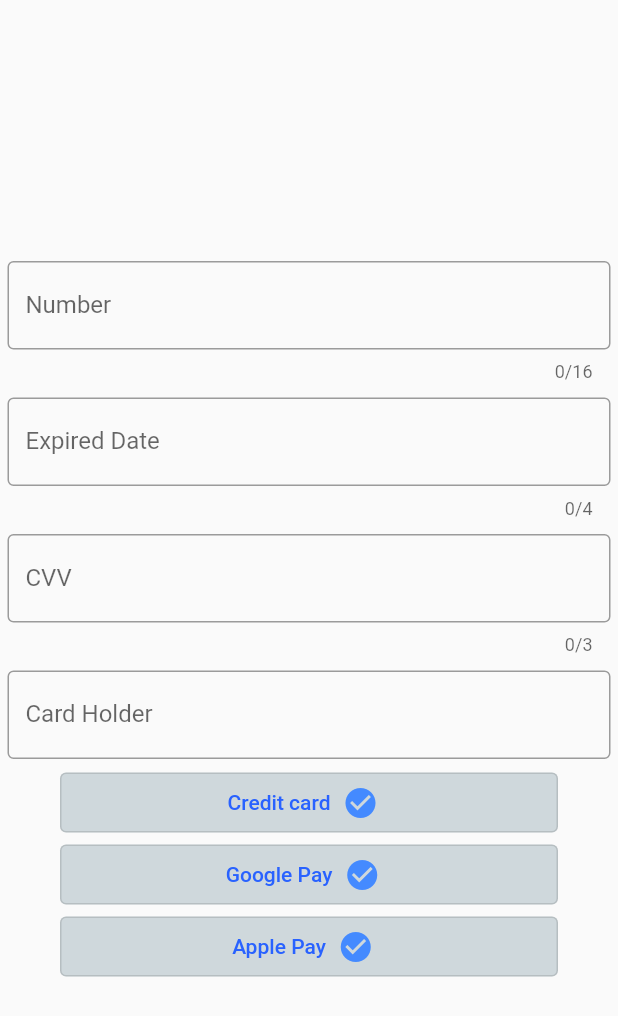
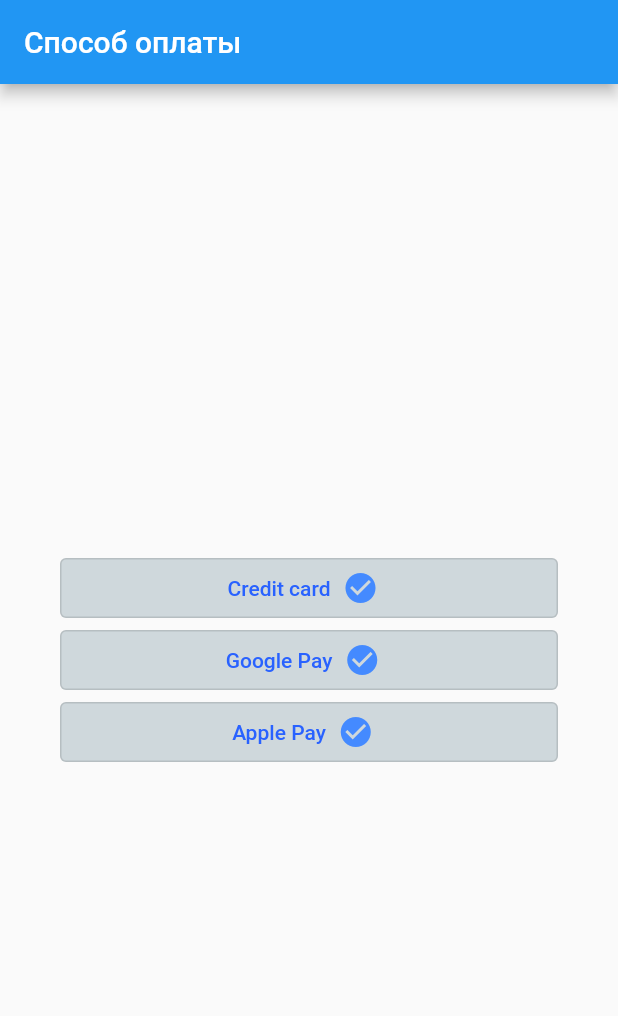
Before and after one commit to MobyteDev/payment_flutter, a Flutter app: the screen it shows after launch, on a phone screen of 412 x 824 dp. Shown: the top 1016 px of the screen. Run offline on Flutter 3.47's test engine with Material 2 defaults, Android fonts, the phone set to English and light mode, and no system bars; our stand-ins replace flutter_bloc, flutter_credit_card, mask_text_input_formatter.

```diff
--- a/lib/main.dart
+++ b/lib/main.dart
@@ -1,4 +1,5 @@
 import 'package:flutter/material.dart';
+import 'package:payment_template/src/features/payment/ui/payment_credit_card_page.dart';
 import 'package:payment_template/src/features/payment/ui/payment_page.dart';
 
 void main() => runApp(
@@ -10,9 +11,13 @@
 
   @override
   Widget build(BuildContext context) {
-    return const MaterialApp(
+    return MaterialApp(
       title: "App",
-      home: PaymentPage(),
+      routes: {
+        '/': (BuildContext context) => const PaymentPage(),
+        '/payment': (BuildContext context) => const PaymentPage(),
+        '/paymentCreditCard': (BuildContext context) => PaymentCreditCardPage(),
+      },
     );
   }
 }
--- a/lib/src/features/payment/ui/payment_page.dart
+++ b/lib/src/features/payment/ui/payment_page.dart
@@ -1,11 +1,5 @@
 import 'package:flutter/material.dart';
-import 'package:flutter_credit_card/flutter_credit_card.dart';
-import 'package:payment_template/src/features/payment/ui/widget/credit_card/text_fields/card_holder_text_field.dart';
-import 'package:payment_template/src/features/payment/ui/widget/credit_card/text_fields/cvv_text_field.dart';
-import 'package:payment_template/src/features/payment/ui/widget/credit_card/text_fields/expired_date_text_field.dart';
-import 'package:payment_template/src/features/payment/ui/widget/credit_card/text_fields/number_text_field.dart';
 import 'package:payment_template/src/features/payment/ui/widget/pay_button.dart';
-import 'package:payment_template/src/features/payment/ui/widget/credit_card/credit_card.dart';
 
 class PaymentPage extends StatelessWidget {
   const PaymentPage({Key? key}) : super(key: key);
@@ -13,22 +7,19 @@
   @override
   Widget build(BuildContext context) {
     return Scaffold(
+      appBar: AppBar(title: const Text('Способ оплаты')),
       body: Center(
         child: Column(
           children: [
-            //const CreditButton(),
-            const NumberTextField(),
-            const ExpiredDateTextField(),
-            const CvvTextField(),
-            const CardHolderTextField(),
-
             PayButton(
               title: 'Credit card',
               icon: const Icon(
                 Icons.check_circle,
                 color: Colors.blueAccent,
               ),
-              onPressed: () {},
+              onPressed: () {
+                Navigator.pushNamed(context, '/paymentCreditCard');
+              },
             ),
             PayButton(
               title: 'Google Pay',
--- a/lib/src/features/payment/ui/widget/credit_card/credit_card.dart
+++ b/lib/src/features/payment/ui/widget/credit_card/credit_card.dart
@@ -1,8 +1,8 @@
 import 'package:flutter/material.dart';
 import 'package:flutter_credit_card/flutter_credit_card.dart';
 
-class CreditButton extends StatelessWidget {
-  const CreditButton({Key? key}) : super(key: key);
+class CreditCard3dModel extends StatelessWidget {
+  const CreditCard3dModel({Key? key}) : super(key: key);
 
   @override
   Widget build(BuildContext context) {
@@ -12,8 +12,8 @@
       cardHolderName: 'cardHolderName',
       cvvCode: '014',
       showBackView: false,
+      // ignore: non_constant_identifier_names
       onCreditCardWidgetChange: (CreditCardBrand) {},
-
     );
   }
 }
--- a/lib/src/features/payment/ui/widget/pay_button.dart
+++ b/lib/src/features/payment/ui/widget/pay_button.dart
@@ -1,17 +1,17 @@
 import 'package:flutter/material.dart';
-import 'package:flutter_credit_card/flutter_credit_card.dart';
 
 class PayButton extends StatelessWidget {
   final String title;
-  final Icon icon;
+  final Icon? icon;
 
   final VoidCallback onPressed;
 
   const PayButton({
+    Key? key,
     required this.title,
-    required this.icon,
+    this.icon,
     required this.onPressed,
-  });
+  }) : super(key: key);
 
   @override
   Widget build(BuildContext context) {
--- a/pubspec.yaml
+++ b/pubspec.yaml
@@ -36,6 +36,7 @@
   cupertino_icons: ^1.0.2
   flutter_bloc: ^8.0.1
   flutter_credit_card:
+  mask_text_input_formatter: ^2.1.0
 
 dev_dependencies:
   flutter_test:
```
Also changed, not shown: lib/src/features/payment/ui/payment_credit_card_page.dart (added, +58 -0 lines), lib/src/features/payment/ui/widget/credit_card/class/controllers_card.dart (added, +15 -0 lines), lib/src/features/payment/ui/widget/credit_card/text_fields/card_holder_text_field.dart (+7 -1 lines), lib/src/features/payment/ui/widget/credit_card/text_fields/cvv_text_field.dart (+10 -2 lines), lib/src/features/payment/ui/widget/credit_card/text_fields/expired_date_text_field.dart (+17 -3 lines), lib/src/features/payment/ui/widget/credit_card/text_fields/number_text_field.dart (+20 -5 lines), pubspec.lock.
